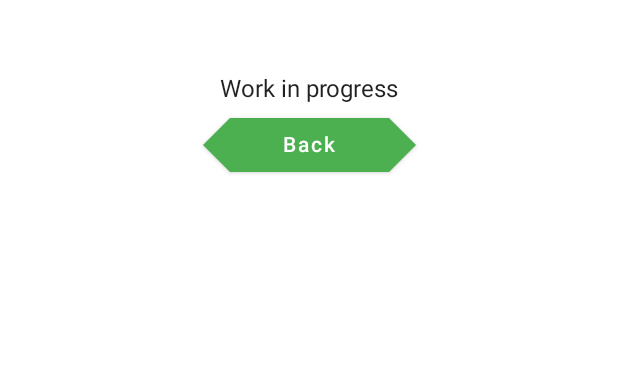
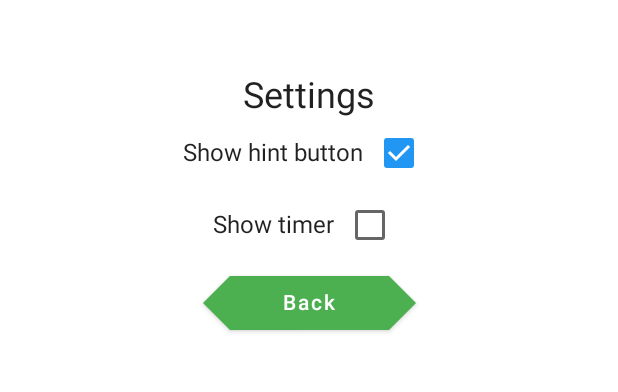
Before and after one commit to markus-vesetrud/HexudokuAndroid, an Android app built with Jetpack Compose: the screen it shows after launch (MainActivity), after a tap on "Settings", on a phone screen of 412 x 824 dp, the part 107-499 px from its top. Run offline under Robolectric (Android 15) with nearby library versions, the phone set to English and light mode, and no system bars.

Commit message:
Add basic settings

```diff
--- a/app/src/main/java/com/example/hexudoku/BoardView.kt
+++ b/app/src/main/java/com/example/hexudoku/BoardView.kt
@@ -65,7 +65,7 @@ internal fun colorArray(): Array<Color> {
 }
 
 @Composable
-internal fun BoardView(boardSize: Float, boardModel: BoardModel?, backToMenu: (Boolean) -> Unit) {
+internal fun BoardView(boardSize: Float, boardModel: BoardModel?, backToMenu: (Boolean) -> Unit, showHint: Boolean, showTimer: Boolean) {
     if (boardModel == null) {
         backToMenu(false)
         return
@@ -224,6 +224,7 @@ internal fun BoardView(boardSize: Float, boardModel: BoardModel?, backToMenu: (B
                 HexButton(onClick = { backToMenu(completed) }, text = "Back To Menu")
 
                 Spacer(modifier = Modifier.width(10.dp))
+                if (showHint) {
                     HexButton(enabled = !completed, onClick = {
                         val (hexID, number) = boardModel.hint()
                         if (number == 0) {
@@ -236,6 +237,7 @@ internal fun BoardView(boardSize: Float, boardModel: BoardModel?, backToMenu: (B
                         }
                     }, text = "Hint")
                 }
+            }
 
         }
     }
--- a/app/src/main/java/com/example/hexudoku/MainActivity.kt
+++ b/app/src/main/java/com/example/hexudoku/MainActivity.kt
@@ -9,10 +9,7 @@ import androidx.activity.ComponentActivity
 import androidx.activity.compose.setContent
 import androidx.compose.foundation.layout.*
 import androidx.compose.foundation.shape.CutCornerShape
-import androidx.compose.material.Button
-import androidx.compose.material.MaterialTheme
-import androidx.compose.material.Surface
-import androidx.compose.material.Text
+import androidx.compose.material.*
 import androidx.compose.runtime.*
 import androidx.compose.ui.Alignment
 import androidx.compose.ui.Modifier
@@ -60,6 +57,13 @@ fun MainContent() {
             popUpTo("main menu") { inclusive = true }
         }
     }
+    // Settings:
+    var showHint by remember {
+        mutableStateOf(true)
+    }
+    var showTimer by remember {
+        mutableStateOf(false)
+    }
 
     NavHost(navController = navController, startDestination = "main menu") {
         composable("board") {
@@ -68,11 +72,13 @@ fun MainContent() {
             CustomColumn {
                 if (boardModel != null) {
                     BoardView(
-                      // Using the screenWidth directly makes the app misbehave when the width > the height
-                      // This has been fixed by disabling landscape mode
-                      boardSize = LocalConfiguration.current.screenWidthDp.dp.value,
-                      boardModel = boardModel!!,
-                      backToMenu = backToMenuFunction
+                        // Using the screenWidth directly makes the app misbehave when the width > the height
+                        // This has been fixed by disabling landscape mode
+                        boardSize = LocalConfiguration.current.screenWidthDp.dp.value,
+                        boardModel = boardModel!!,
+                        backToMenu = backToMenuFunction,
+                        showHint = showHint,
+                        showTimer = showTimer,
                     )
                 }
             }
@@ -146,7 +152,9 @@ fun MainContent() {
                 var tutorialNr by remember {
                     mutableStateOf(0)
                 }
-
+                if (tutorialNr == 0) {
+                    Spacer(modifier = Modifier.height(50.dp))
+                }
                 Text(
                     modifier = Modifier.width(300.dp),
                     textAlign = TextAlign.Center,
@@ -193,6 +201,7 @@ fun MainContent() {
         composable("about") {
             CustomColumn {
                 Spacer(modifier = Modifier.height(50.dp))
+                Text(text = "About", fontSize = 24.sp)
                 Text(
                     modifier = Modifier.width(300.dp),
                     textAlign = TextAlign.Center,
@@ -208,7 +217,15 @@ fun MainContent() {
             CustomColumn {
                 Spacer(modifier = Modifier.height(50.dp))
                 // TODO Add settings for toggling hint button, darkMode, and timer
-                Text(text = "Work in progress")
+                Text(text = "Settings", fontSize = 24.sp)
+                Row(verticalAlignment = Alignment.CenterVertically) {
+                    Text(text = "Show hint button")
+                    Checkbox(checked = showHint, onCheckedChange = {showHint = it})
+                }
+                Row(verticalAlignment = Alignment.CenterVertically) {
+                    Text(text = "Show timer")
+                    Checkbox(checked = showTimer, onCheckedChange = {showTimer = it})
+                }
                 HexButton(onClick = { navController.navigate("main menu") {
                     popUpTo("main menu") { inclusive = true }
                 } }, text = "Back")
--- a/app/src/main/res/values/strings.xml
+++ b/app/src/main/res/values/strings.xml
@@ -1,6 +1,6 @@
 <resources>
 
-    <string name="app_name">Hexudoku</string>
+    <string name="app_name" translatable="false">Hexudoku</string>
 
     <string name="Tutorial0">
         This game is like sudoku, but with hexagons instead of squares.
```
Lines whose indentation alone changed are shown as unchanged.
